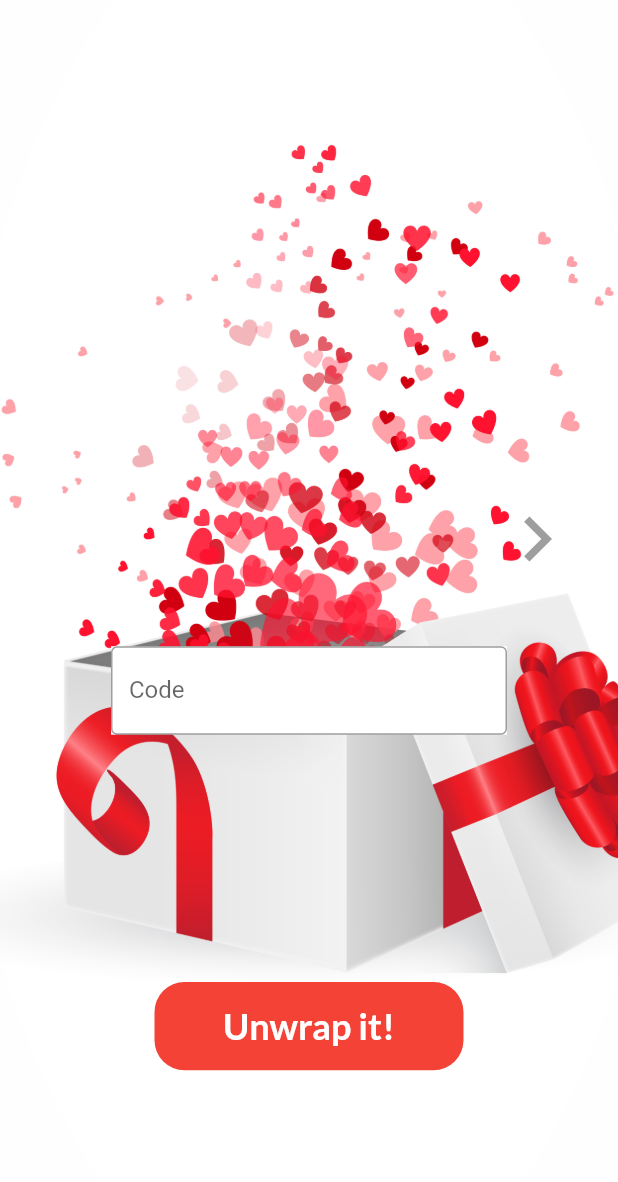
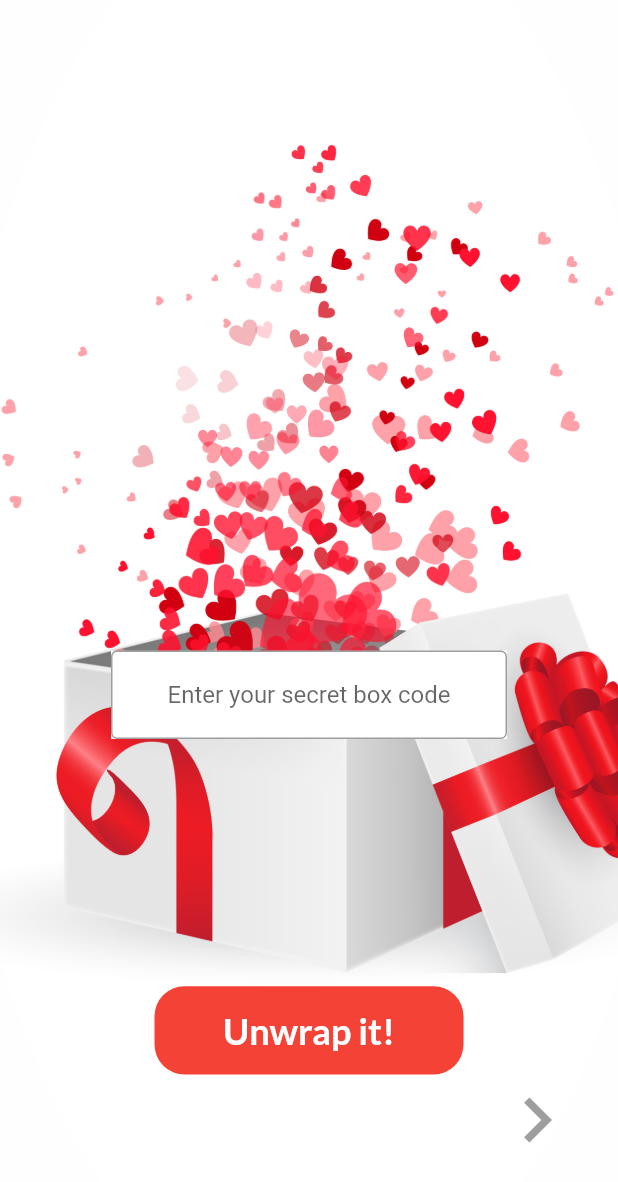
Before and after one commit to sadilak85/unWrapp, a Flutter app: the screen it shows after launch, on a phone screen of 412 x 824 dp. Shown: the top 1182 px of the screen. Run offline on Flutter 3.47's test engine with Material 2 defaults, Android fonts, the phone set to English and light mode, and no system bars; our stand-ins replace firebase_auth, firebase_core, modal_progress_hud, shared_preferences; accounts and stored records are empty.

Commit message:
slight UI changes

```diff
--- a/lib/helpers/welcomescreen_controller.dart
+++ b/lib/helpers/welcomescreen_controller.dart
@@ -22,7 +22,6 @@ class _WelcomeScreenState extends State<WelcomeScreen> {
   @override
   Widget build(BuildContext context) {
     return PageView(
-      pageSnapping: false,
       controller: _controller,
       children: [
         CodeScreen(),
--- a/lib/main.dart
+++ b/lib/main.dart
@@ -66,7 +66,7 @@ class MyApp extends StatelessWidget {
             // ffcda3
             // 74c7b8
 
-            backgroundColor: Colors.red[300],
+            backgroundColor: Colors.white,
             primaryColor: Color.fromRGBO(244, 67, 54, 1),
             primaryColorLight: Color.fromRGBO(255, 205, 210, 1),
             primaryColorDark: Color.fromRGBO(211, 47, 47, 1),
@@ -83,7 +83,6 @@ class MyApp extends StatelessWidget {
                     fontWeight: FontWeight.bold,
                   ),
                   headline2: TextStyle(
-                    fontSize: 20,
                     color: Color.fromRGBO(33, 33, 33, 1),
                     fontWeight: FontWeight.bold,
                   ),
@@ -94,15 +93,11 @@ class MyApp extends StatelessWidget {
                     fontFamily: 'Roboto',
                   ),
                   headline4: TextStyle(
-                    fontSize: 30,
                     color: Colors.white,
-                    fontWeight: FontWeight.normal,
                     fontFamily: 'Anton',
                   ),
                   headline5: TextStyle(
-                    fontSize: 15,
                     color: Colors.red,
-                    fontWeight: FontWeight.normal,
                     fontFamily: 'Roboto',
                   ),
                 ),
--- a/lib/screens/codeEntry_screen.dart
+++ b/lib/screens/codeEntry_screen.dart
@@ -46,7 +46,7 @@ class _CodeScreenState extends State<CodeScreen> {
 
   @override
   Widget build(BuildContext context) {
-    final deviceSize = MediaQuery.of(context).size;
+    final _deviceSize = MediaQuery.of(context).size;
 
     return Container(
       decoration: BoxDecoration(
@@ -70,26 +70,8 @@ class _CodeScreenState extends State<CodeScreen> {
                       children: <Widget>[
                         SizedBox(
                           height: orientation == Orientation.portrait
-                              ? deviceSize.height / 2.5
-                              : deviceSize.width / 2.5,
-                        ),
-                        Container(
-                          child: Align(
-                            alignment: Alignment.centerRight,
-                            child: IconTheme(
-                              data: IconThemeData(color: Colors.grey),
-                              child: Icon(
-                                Icons.chevron_right_outlined,
-                                // Icons.double_arrow,
-                                size: 60,
-                              ),
-                            ),
-                          ),
-                        ),
-                        SizedBox(
-                          height: orientation == Orientation.portrait
-                              ? deviceSize.height / 20
-                              : deviceSize.width / 20,
+                              ? _deviceSize.height / 1.9
+                              : _deviceSize.width / 4,
                         ),
                         Padding(
                           // padding: const EdgeInsets.all(25.0),
@@ -101,9 +83,7 @@ class _CodeScreenState extends State<CodeScreen> {
                               textAlign: TextAlign.center,
                               decoration: InputDecoration(
                                   border: OutlineInputBorder(),
-                                  labelText: 'Code',
-                                  hintText:
-                                      'Enter secure code obtained from beloved one'),
+                                  hintText: 'Enter your secret box code'),
                               onChanged: (value) {
                                 if (_codeValidation(value)) {
                                   _authData['specialkey'] = value;
@@ -116,16 +96,16 @@ class _CodeScreenState extends State<CodeScreen> {
                         ),
                         SizedBox(
                           height: orientation == Orientation.portrait
-                              ? deviceSize.height / 5
-                              : deviceSize.width / 5,
+                              ? _deviceSize.height / 5
+                              : _deviceSize.width / 12,
                         ),
                         Container(
                           height: orientation == Orientation.portrait
-                              ? deviceSize.height / 14
-                              : deviceSize.width / 14,
+                              ? _deviceSize.height / 14
+                              : _deviceSize.width / 14,
                           width: orientation == Orientation.portrait
-                              ? deviceSize.width / 2
-                              : deviceSize.height / 2,
+                              ? _deviceSize.width / 2
+                              : _deviceSize.height / 2,
                           decoration: BoxDecoration(
                               color: Theme.of(context).primaryColor,
                               borderRadius: BorderRadius.circular(20)),
@@ -189,6 +169,19 @@ class _CodeScreenState extends State<CodeScreen> {
                             ),
                           ),
                         ),
+                        Container(
+                          child: Align(
+                            alignment: Alignment.centerRight,
+                            child: IconTheme(
+                              data: IconThemeData(color: Colors.grey),
+                              child: Icon(
+                                Icons.chevron_right_outlined,
+                                // Icons.double_arrow,
+                                size: 60,
+                              ),
+                            ),
+                          ),
+                        ),
                       ],
                     ),
                   ),
```
Also changed, not shown: lib/models/template.dart (+4 -4 lines), lib/screens/LoginFormWithValidation.dart (+13 -61 lines), lib/screens/auth_screen.dart (+8 -10 lines), lib/screens/templates_overview_screen.dart (+12 -9 lines), lib/widgets/template_item.dart (+7 -19 lines), git_pics/Page1.png, git_pics/Page2.png, git_pics/Page3.png (added), 1 other file.
